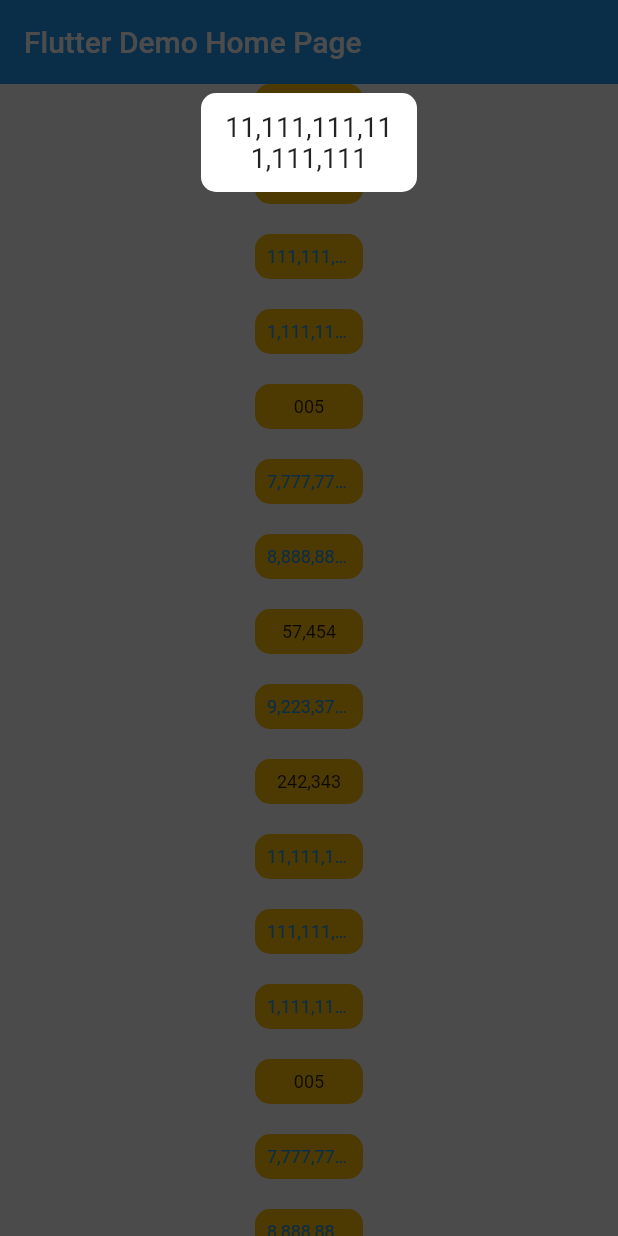
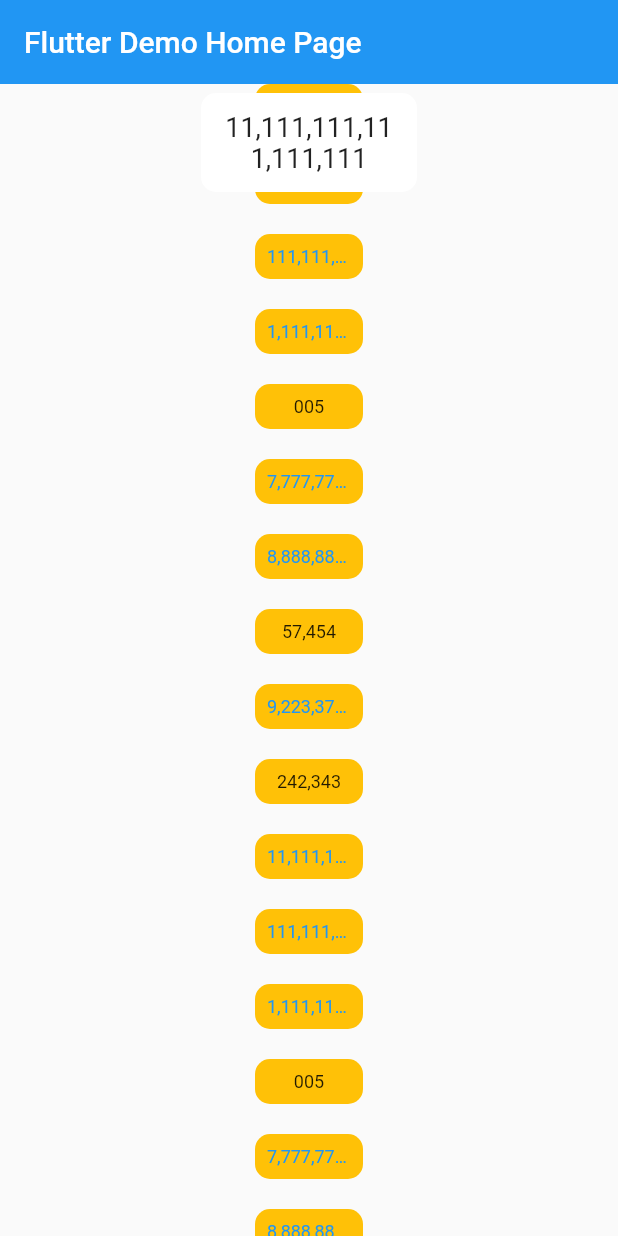
Before and after one commit to GabrielKiesshau/limited_name, a Flutter app: the screen it shows after launch, after a tap on an icon or button, on a phone screen of 412 x 824 dp. Run offline on Flutter 3.47's test engine with Material 2 defaults, Android fonts, the phone set to English and light mode, and no system bars.

Commit message:
Removed Stack and commented code

```diff
--- a/lib/text_area.dart
+++ b/lib/text_area.dart
@@ -94,30 +94,16 @@ class _TextAreaState extends State<TextArea> {
                   final buttonSize = button?.size;
 
                   if (buttonPosition != null && overlayPosition != null && buttonSize != null) {
-                    // final overlayPositionAdjusted = Offset(
-                    //   buttonPosition.dx - overlayPosition.dx,
-                    //   buttonPosition.dy - overlayPosition.dy,
-                    // );
-
                     // Create an overlay entry
                     _overlayEntry = OverlayEntry(
                       builder: (context) {
-                        return Material(
-                          color: Colors.transparent,
-                          child: GestureDetector(
+                        return GestureDetector(
+                          behavior: HitTestBehavior.translucent,
                           onTap: () => _closeOverlay(),
-                            child: Stack(
-                              children: [
-                                Positioned.fill(
-                                  child: Container(
-                                    color: Colors.black.withOpacity(0.7),
-                                  ),
-                                ),
-                                CompositedTransformFollower(
+                          child: CompositedTransformFollower(
                             link: _layerLink,
                             targetAnchor: Alignment.bottomCenter,
                             followerAnchor: Alignment.bottomCenter,
-                                  // offset: const Offset(0, -10),
                             child: Align(
                               alignment: Alignment.bottomCenter,
                               child: Container(
@@ -127,6 +113,8 @@ class _TextAreaState extends State<TextArea> {
                                   color: Colors.white,
                                   borderRadius: BorderRadius.circular(10.0),
                                 ),
+                                child: Material(
+                                  color: Colors.transparent,
                                   child: Text(
                                     _formattedText,
                                     textAlign: TextAlign.center,
@@ -136,8 +124,6 @@ class _TextAreaState extends State<TextArea> {
                                   ),
                                 ),
                               ),
-                                ),
-                              ],
                             ),
                           ),
                         );
```
Lines whose indentation alone changed are shown as unchanged.
